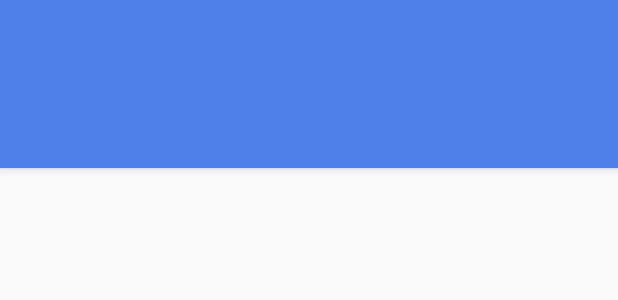
After one commit to YongjiaLu/Chat, an Android app: the layout activity_chat.xml on its own in the app's theme, with its tools: preview values and no code run, on a phone screen of 412 x 824 dp. The commit adds this screen. Shown: the top 300 px of the screen. Run offline under Robolectric (Android 15) with nearby library versions, the phone set to English and light mode, and no system bars.

Commit message:
Create ChatActivity

```diff
--- a/app/src/main/AndroidManifest.xml
+++ b/app/src/main/AndroidManifest.xml
@@ -70,6 +70,10 @@
             android:name=".activity.SearchActivity"
             android:label="Search"
             android:theme="@style/AppTheme.NoActionBar" />
+        <activity
+            android:name=".activity.ChatActivity"
+            android:label="@string/title_activity_chat"
+            android:theme="@style/AppTheme.NoActionBar"></activity>
     </application>
 
 </manifest>
--- a/app/src/main/java/com/lu/xmpp/adapter/FriendListAdapt.java
+++ b/app/src/main/java/com/lu/xmpp/adapter/FriendListAdapt.java
@@ -78,7 +78,7 @@ public class FriendListAdapt extends RecyclerView.Adapter<FriendListCardView> {
             holder.setFriendCard(friend.getUsername(), friend.getAvatar(), friend.getStatus().equals(Presence.Type.available.toString()) ? "online" : "offline");
         } else {
             String string = friends.get(position).toString();
-            holder.setTitle(string);
+            holder.setGroupName(string);
         }
     }
 
--- /dev/null
+++ b/app/src/main/res/drawable/chat_activity_default_background.xml
@@ -0,0 +1,7 @@
+<?xml version="1.0" encoding="UTF-8"?>
+<shape xmlns:android="http://schemas.android.com/apk/res/android">
+    <gradient
+        android:angle="90"
+        android:endColor="@android:color/transparent"
+        android:startColor="@color/colorPrimary_lv2" />
+</shape>
--- /dev/null
+++ b/app/src/main/res/layout/activity_chat.xml
@@ -0,0 +1,30 @@
+<?xml version="1.0" encoding="utf-8"?>
+<android.support.design.widget.CoordinatorLayout xmlns:android="http://schemas.android.com/apk/res/android"
+    xmlns:app="http://schemas.android.com/apk/res-auto"
+    xmlns:tools="http://schemas.android.com/tools"
+    android:layout_width="match_parent"
+    android:layout_height="match_parent"
+    android:fitsSystemWindows="true"
+    tools:context="com.lu.xmpp.activity.ChatActivity">
+
+    <android.support.design.widget.AppBarLayout
+        android:id="@+id/app_bar"
+        android:layout_width="match_parent"
+        android:layout_height="wrap_content"
+        android:fitsSystemWindows="true"
+        android:theme="@style/AppTheme.AppBarOverlay">
+
+
+        <android.support.v7.widget.Toolbar
+            android:id="@+id/toolbar"
+            android:layout_width="match_parent"
+            android:layout_height="?attr/actionBarSize"
+            app:layout_collapseMode="pin"
+            app:popupTheme="@style/AppTheme.PopupOverlay" />
+
+    </android.support.design.widget.AppBarLayout>
+
+    <include layout="@layout/content_chat" />
+
+
+</android.support.design.widget.CoordinatorLayout>
--- /dev/null
+++ b/app/src/main/res/layout/content_chat.xml
@@ -0,0 +1,18 @@
+<?xml version="1.0" encoding="utf-8"?>
+<android.support.v4.widget.NestedScrollView xmlns:android="http://schemas.android.com/apk/res/android"
+    xmlns:app="http://schemas.android.com/apk/res-auto"
+    xmlns:tools="http://schemas.android.com/tools"
+    android:layout_width="match_parent"
+    android:layout_height="match_parent"
+    app:layout_behavior="@string/appbar_scrolling_view_behavior"
+    tools:context="com.lu.xmpp.activity.ChatActivity"
+    tools:showIn="@layout/activity_chat">
+
+    <android.support.v7.widget.RecyclerView
+        android:id="@+id/recycler_view"
+        android:layout_width="match_parent"
+        android:layout_height="match_parent"
+        android:background="@drawable/chat_activity_default_background"
+        android:orientation="vertical" />
+
+</android.support.v4.widget.NestedScrollView>
--- a/app/src/main/res/values/strings.xml
+++ b/app/src/main/res/values/strings.xml
@@ -110,4 +110,5 @@
     <string name="Cancel">Cancel</string>
     <string name="new_friend">new friend</string>
     <string name="id_">id:</string>
+    <string name="title_activity_chat">ChatActivity</string>
 </resources>
```
Also changed, not shown: app/src/main/java/com/lu/xmpp/activity/ChatActivity.java (added, +21 -0 lines), app/src/main/java/com/lu/xmpp/adapter/viewholder/FriendListCardView.java (+11 -4 lines), app/src/main/res/layout/card_view_roster.xml (+9 -0 lines), app/src/main/res/menu/menu_chat.xml (added, +10 -0 lines), 1 other file.
